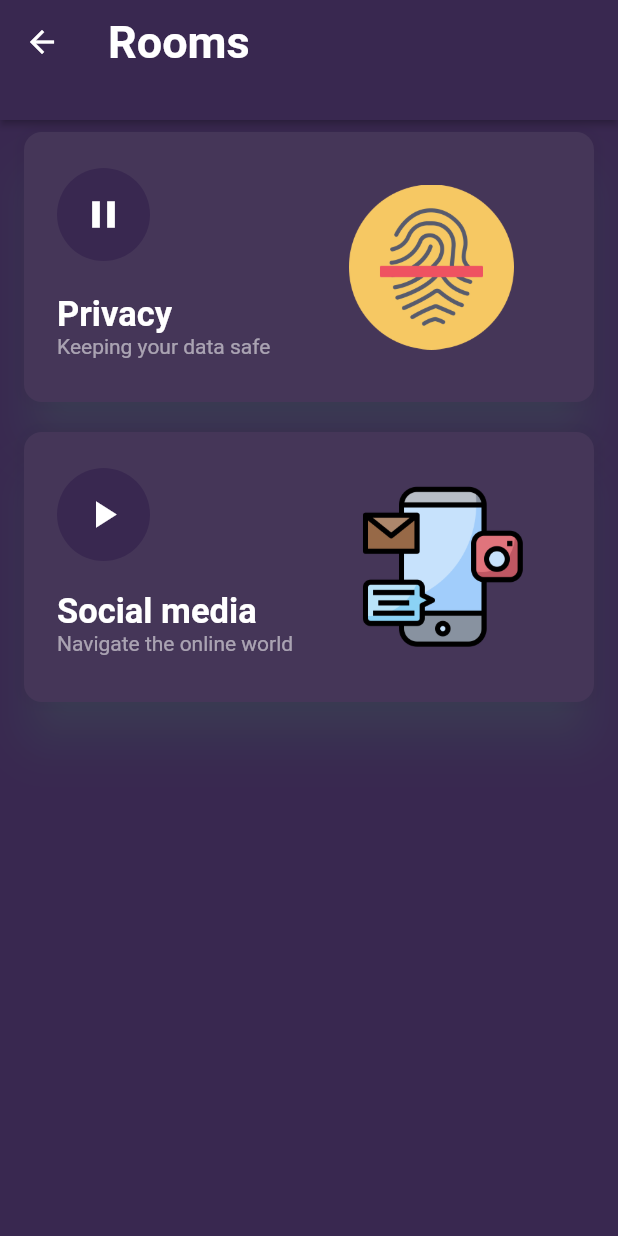
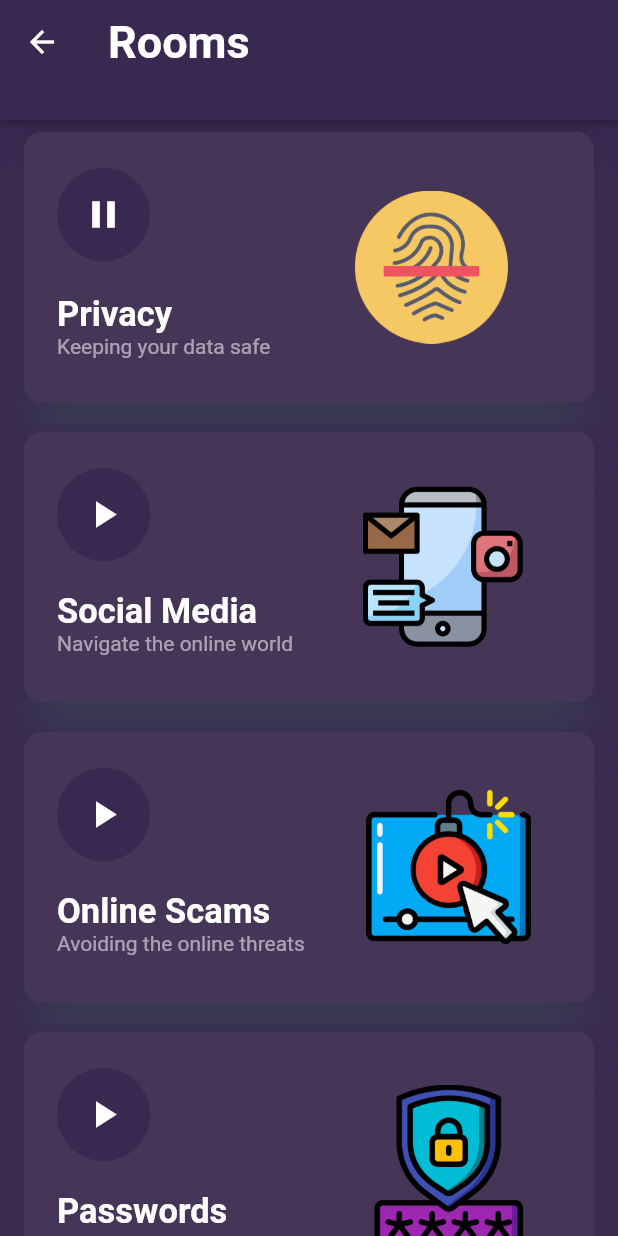
Before and after one commit to verbal-noun/kaspersky-secureit-2020-winner, a Flutter app: the screen it shows after launch, after a tap on "To do", on a phone screen of 412 x 824 dp. Run offline on Flutter 3.47's test engine with Material 2 defaults, Android fonts, the phone set to English and light mode, and no system bars; our stand-ins replace google_fonts.

Commit message:
Reordering dashboard and adding more room cards

```diff
--- a/lib/dashboard.dart
+++ b/lib/dashboard.dart
@@ -4,7 +4,7 @@ import 'package:secureit_app/room_page.dart';
 
 class Dashboard extends StatelessWidget {
   Items item1 = new Items(
-      title: "Calendar",
+      title: "Timetable",
       subtitle: "October, Saturday",
       event: "3 Events",
       img: "assets/calendar.png");
@@ -24,7 +24,7 @@ class Dashboard extends StatelessWidget {
   Items item4 = new Items(
     title: "Activity",
     subtitle: "Rose favirited your Post",
-    event: "",
+    event: "3 Active Events",
     img: "assets/festival.png",
   );
   Items item5 = new Items(
@@ -42,7 +42,7 @@ class Dashboard extends StatelessWidget {
 
   @override
   Widget build(BuildContext context) {
-    List<Items> myList = [item1, item2, item3, item4, item5, item6];
+    List<Items> myList = [item1, item5, item2, item4, item3, item6];
     var color = 0xff453658;
     return Flexible(
       child: GridView.count(
--- a/lib/main.dart
+++ b/lib/main.dart
@@ -51,7 +51,7 @@ class HomeState extends State<Home> {
                   alignment: Alignment.topCenter,
                   icon: Image.asset(
                     "assets/notification.png",
-                    width: 24,
+                    width: 40,
                   ),
                   onPressed: () {},
                 )
--- a/lib/room_page.dart
+++ b/lib/room_page.dart
@@ -59,6 +59,45 @@ class RoomPage extends StatelessWidget {
                           ]),
                       Image(
                         image: AssetImage('assets/fingerprint.png'),
+                        height: 102,
+
+                      ),
+                      Padding(padding: EdgeInsets.only(left: 1.0)),
+                    ],
+                  ),
+                ),
+              ),
+              _buildTile(
+                Padding(
+                  padding: const EdgeInsets.only(
+                      left: 22.0, right: 0, top: 24, bottom: 24),
+                  child: Row(
+                    mainAxisAlignment: MainAxisAlignment.spaceBetween,
+                    crossAxisAlignment: CrossAxisAlignment.center,
+                    children: [
+                      Column(
+                          mainAxisAlignment: MainAxisAlignment.start,
+                          crossAxisAlignment: CrossAxisAlignment.start,
+                          children: <Widget>[
+                            Material(
+                                color: Color(0xff392850),
+                                shape: CircleBorder(),
+                                child: Padding(
+                                  padding: const EdgeInsets.all(16.0),
+                                  child: Icon(Icons.play_arrow,
+                                      color: Colors.white, size: 30.0),
+                                )),
+                            Padding(padding: EdgeInsets.only(bottom: 20.0)),
+                            Text('Social Media',
+                                style: TextStyle(
+                                    color: Colors.white,
+                                    fontWeight: FontWeight.w700,
+                                    fontSize: CARD_TITLE_SIZE)),
+                            Text('Navigate the online world',
+                                style: TextStyle(color: Colors.white54)),
+                          ]),
+                      Image(
+                        image: AssetImage('assets/social-media.png'),
                         height: 110,
                         width: 110,
 
@@ -89,16 +128,96 @@ class RoomPage extends StatelessWidget {
                                       color: Colors.white, size: 30.0),
                                 )),
                             Padding(padding: EdgeInsets.only(bottom: 20.0)),
-                            Text('Social media',
+                            Text('Online Scams',
                                 style: TextStyle(
                                     color: Colors.white,
                                     fontWeight: FontWeight.w700,
                                     fontSize: CARD_TITLE_SIZE)),
-                            Text('Navigate the online world',
+                            Text('Avoiding the online threats',
                                 style: TextStyle(color: Colors.white54)),
                           ]),
                       Image(
-                        image: AssetImage('assets/social-media.png'),
+                        image: AssetImage('assets/video.png'),
+                        height: 110,
+                        width: 110,
+
+                      ),
+                      Padding(padding: EdgeInsets.only(left: 1.0)),
+                    ],
+                  ),
+                ),
+              ),
+              _buildTile(
+                Padding(
+                  padding: const EdgeInsets.only(
+                      left: 22.0, right: 0, top: 24, bottom: 24),
+                  child: Row(
+                    mainAxisAlignment: MainAxisAlignment.spaceBetween,
+                    crossAxisAlignment: CrossAxisAlignment.center,
+                    children: [
+                      Column(
+                          mainAxisAlignment: MainAxisAlignment.start,
+                          crossAxisAlignment: CrossAxisAlignment.start,
+                          children: <Widget>[
+                            Material(
+                                color: Color(0xff392850),
+                                shape: CircleBorder(),
+                                child: Padding(
+                                  padding: const EdgeInsets.all(16.0),
+                                  child: Icon(Icons.play_arrow,
+                                      color: Colors.white, size: 30.0),
+                                )),
+                            Padding(padding: EdgeInsets.only(bottom: 20.0)),
+                            Text('Passwords',
+                                style: TextStyle(
+                                    color: Colors.white,
+                                    fontWeight: FontWeight.w700,
+                                    fontSize: CARD_TITLE_SIZE)),
+                            Text('Avoiding the online threats',
+                                style: TextStyle(color: Colors.white54)),
+                          ]),
+                      Image(
+                        image: AssetImage('assets/password.png'),
+                        height: 110,
+                        width: 110,
+
+                      ),
+                      Padding(padding: EdgeInsets.only(left: 1.0)),
+                    ],
+                  ),
+                ),
+              ),
+              _buildTile(
+                Padding(
+                  padding: const EdgeInsets.only(
+                      left: 22.0, right: 0, top: 24, bottom: 24),
+                  child: Row(
+                    mainAxisAlignment: MainAxisAlignment.spaceBetween,
+                    crossAxisAlignment: CrossAxisAlignment.center,
+                    children: [
+                      Column(
+                          mainAxisAlignment: MainAxisAlignment.start,
+                          crossAxisAlignment: CrossAxisAlignment.start,
+                          children: <Widget>[
+                            Material(
+                                color: Color(0xff392850),
+                                shape: CircleBorder(),
+                                child: Padding(
+                                  padding: const EdgeInsets.all(16.0),
+                                  child: Icon(Icons.play_arrow,
+                                      color: Colors.white, size: 30.0),
+                                )),
+                            Padding(padding: EdgeInsets.only(bottom: 20.0)),
+                            Text('Cyberbullying',
+                                style: TextStyle(
+                                    color: Colors.white,
+                                    fontWeight: FontWeight.w700,
+                                    fontSize: CARD_TITLE_SIZE)),
+                            Text("Don't be one mister",
+                                style: TextStyle(color: Colors.white54)),
+                          ]),
+                      Image(
+                        image: AssetImage('assets/bullying.png'),
                         height: 110,
                         width: 110,
 
@@ -110,6 +229,9 @@ class RoomPage extends StatelessWidget {
               )
             ],
             staggeredTiles: [
+              StaggeredTile.extent(1, 180.0),
+              StaggeredTile.extent(1, 180.0),
+              StaggeredTile.extent(1, 180.0),
               StaggeredTile.extent(1, 180.0),
               StaggeredTile.extent(1, 180.0),
             ],
--- a/pubspec.yaml
+++ b/pubspec.yaml
@@ -53,6 +53,9 @@ flutter:
     - assets/statistics.png
     - assets/fingerprint.png
     - assets/social-media.png
+    - assets/video.png
+    - assets/password.png
+    - assets/bullying.png
 
   # An image asset can refer to one or more resolution-specific "variants", see
   # https://flutter.dev/assets-and-images/#resolution-aware.
```
Also changed, not shown: assets/bullying.png (added), assets/password.png (added), assets/video.png (added).
